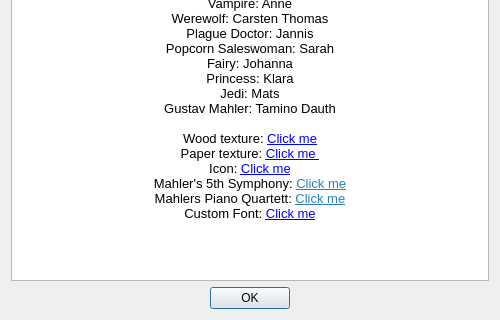
First picture: the form in ui/aboutdialog.ui, repository tdauth/gustavsfairyland, before the edit; both pictures show x 0 to 500 and y 187 to 507 of the 500 by 507 pixel window.
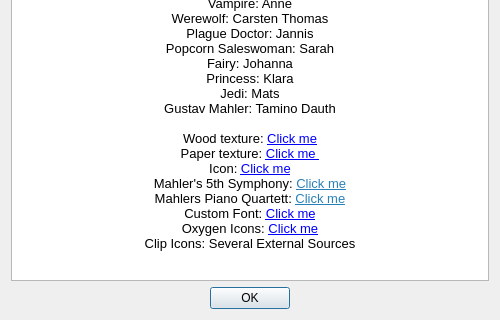
Second picture: the form after the edit. Icons and pictures are not drawn.

```diff
--- a/ui/aboutdialog.ui
+++ b/ui/aboutdialog.ui
@@ -79,7 +79,9 @@
 &lt;p align=&quot;center&quot; style=&quot; margin-top:0px; margin-bottom:0px; margin-left:0px; margin-right:0px; -qt-block-indent:0; text-indent:0px;&quot;&gt;&lt;span style=&quot; font-family:'MS Shell Dlg 2';&quot;&gt;Icon: &lt;/span&gt;&lt;a href=&quot; https://commons.wikimedia.org/wiki/File:Gustav_Mahler_by_Hans_Schliessmann-12.jpg&quot;&gt;&lt;span style=&quot; font-family:'MS Shell Dlg 2'; text-decoration: underline; color:#0000ff;&quot;&gt;Click me&lt;/span&gt;&lt;/a&gt;&lt;/p&gt;
 &lt;p align=&quot;center&quot; style=&quot; margin-top:0px; margin-bottom:0px; margin-left:0px; margin-right:0px; -qt-block-indent:0; text-indent:0px;&quot;&gt;Mahler's 5th Symphony: &lt;a href=&quot;https://archive.org/details/Mahler_Symphony_5&quot;&gt;&lt;span style=&quot; text-decoration: underline; color:#2980b9;&quot;&gt;Click me&lt;/span&gt;&lt;/a&gt;&lt;/p&gt;
 &lt;p align=&quot;center&quot; style=&quot; margin-top:0px; margin-bottom:0px; margin-left:0px; margin-right:0px; -qt-block-indent:0; text-indent:0px;&quot;&gt;Mahlers Piano Quartett: &lt;a href=&quot;https://archive.org/details/MahlerPianoQuartetInAMinor&quot;&gt;&lt;span style=&quot; text-decoration: underline; color:#2980b9;&quot;&gt;Click me&lt;/span&gt;&lt;/a&gt;&lt;/p&gt;
-&lt;p align=&quot;center&quot; style=&quot; margin-top:0px; margin-bottom:0px; margin-left:0px; margin-right:0px; -qt-block-indent:0; text-indent:0px;&quot;&gt;&lt;span style=&quot; font-family:'MS Shell Dlg 2';&quot;&gt;Custom Font: &lt;/span&gt;&lt;a href=&quot;http://www.1001fonts.com/ringbearer-font.html&quot;&gt;&lt;span style=&quot; font-family:'MS Shell Dlg 2'; text-decoration: underline; color:#0000ff;&quot;&gt;Click me&lt;/span&gt;&lt;/a&gt;&lt;/p&gt;&lt;/body&gt;&lt;/html&gt;</string>
+&lt;p align=&quot;center&quot; style=&quot; margin-top:0px; margin-bottom:0px; margin-left:0px; margin-right:0px; -qt-block-indent:0; text-indent:0px;&quot;&gt;&lt;span style=&quot; font-family:'MS Shell Dlg 2';&quot;&gt;Custom Font: &lt;/span&gt;&lt;a href=&quot;http://www.1001fonts.com/ringbearer-font.html&quot;&gt;&lt;span style=&quot; font-family:'MS Shell Dlg 2'; text-decoration: underline; color:#0000ff;&quot;&gt;Click me&lt;/span&gt;&lt;/a&gt;&lt;/p&gt;
+&lt;p align=&quot;center&quot; style=&quot; margin-top:0px; margin-bottom:0px; margin-left:0px; margin-right:0px; -qt-block-indent:0; text-indent:0px;&quot;&gt;Oxygen Icons: &lt;a href=&quot;https://github.com/pasnox/oxygen-icons-png&quot;&gt;&lt;span style=&quot; text-decoration: underline; color:#0000ff;&quot;&gt;Click me&lt;/span&gt;&lt;/a&gt;&lt;/p&gt;
+&lt;p align=&quot;center&quot; style=&quot; margin-top:0px; margin-bottom:0px; margin-left:0px; margin-right:0px; -qt-block-indent:0; text-indent:0px;&quot;&gt;Clip Icons: Several External Sources&lt;/p&gt;&lt;/body&gt;&lt;/html&gt;</string>
      </property>
      <property name="openExternalLinks">
       <bool>true</bool>
```
